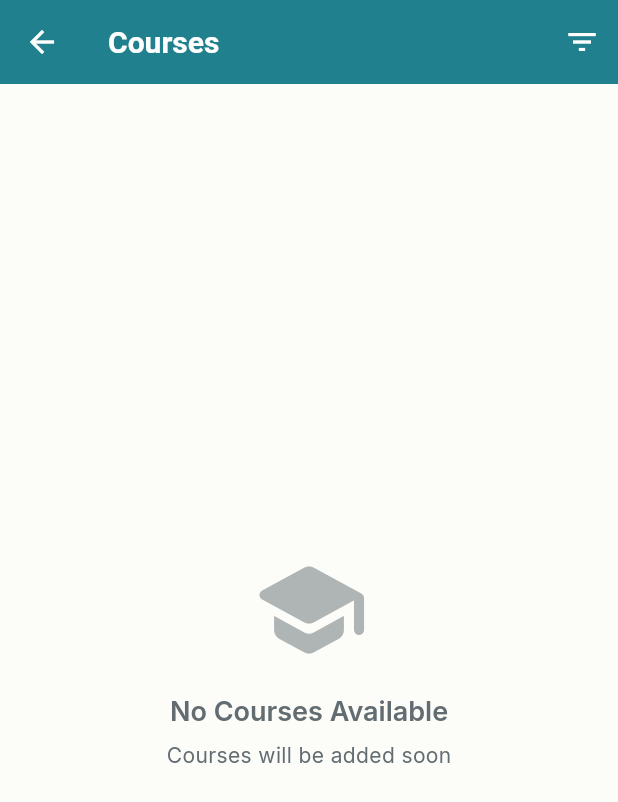
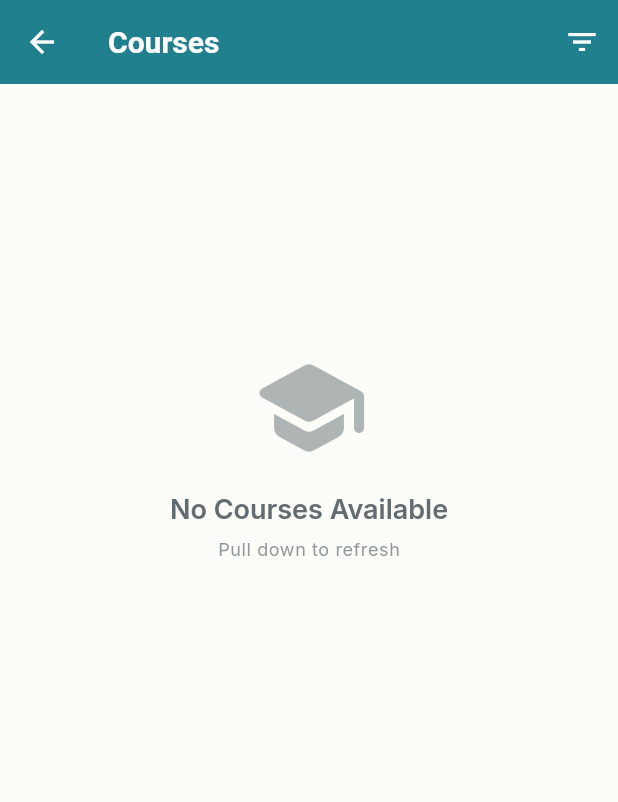
Before and after one commit to smone-jovan/learning_app, a Flutter app: the CoursesPage screen opened by its route, on a phone screen of 412 x 824 dp. Shown: the top 802 px of the screen. Run offline on Flutter 3.47's test engine with Material 3 defaults, Android fonts, the phone set to English and light mode, and no system bars; our stand-ins replace cloud_firestore, firebase_auth, firebase_core, firebase_storage, flutter_local_notifications, get and 4 more; accounts and stored records are empty.

Commit message:
Fix: Update pull-to-refresh di courses page
- Ganti onRefresh ke refreshCourses (method baru)
- Tambah AlwaysScrollableScrollPhysics
- Fix loading state check untuk avoid double indicator
- Empty state jadi scrollable untuk pull-to-refresh

```diff
--- a/lib/presentation/pages/courses/courses_page.dart
+++ b/lib/presentation/pages/courses/courses_page.dart
@@ -28,14 +28,23 @@ class CoursesPage extends GetView<CourseController> {
         ],
       ),
       body: Obx(() {
-        if (controller.isLoading.value) {
+        // 🆕 FIX: Check loading state dengan condition untuk avoid double indicator
+        if (controller.isLoading.value && !controller.isRefreshing.value) {
           return const Center(
             child: CircularProgressIndicator(),
           );
         }
 
+        // 🆕 FIX: Empty state wrapped dengan RefreshIndicator agar bisa pull
         if (controller.courses.isEmpty) {
-          return Center(
+          return RefreshIndicator(
+            onRefresh: controller.refreshCourses, // 🆕 Method baru
+            child: ListView( // 🆕 WRAP dengan ListView untuk enable scroll
+              physics: const AlwaysScrollableScrollPhysics(), // 🆕 CRITICAL
+              children: [
+                SizedBox(
+                  height: MediaQuery.of(context).size.height * 0.6,
+                  child: Center(
                     child: Column(
                       mainAxisAlignment: MainAxisAlignment.center,
                       children: [
@@ -54,9 +63,13 @@ class CoursesPage extends GetView<CourseController> {
                         ),
                         const SizedBox(height: 8),
                         Text(
-                  'Courses will be added soon',
-                  style: Get.textTheme.bodyMedium?.copyWith(
-                    color: AppColors.textSecondary,
+                          'Pull down to refresh',
+                          style: Get.textTheme.bodySmall?.copyWith(
+                            color: AppColors.textSecondary.withOpacity(0.7),
+                          ),
+                        ),
+                      ],
+                    ),
                   ),
                 ),
               ],
@@ -64,9 +77,11 @@ class CoursesPage extends GetView<CourseController> {
           );
         }
 
+        // 🆕 FIX: Update onRefresh method
         return RefreshIndicator(
-          onRefresh: controller.loadCourses,
+          onRefresh: controller.refreshCourses, // 🆕 Ganti dari loadCourses ke refreshCourses
           child: ListView.builder(
+            physics: const AlwaysScrollableScrollPhysics(), // 🆕 TAMBAH ini
             padding: const EdgeInsets.all(16),
             itemCount: controller.filteredCourses.length,
             itemBuilder: (context, index) {
```
Lines whose indentation alone changed are shown as unchanged.
